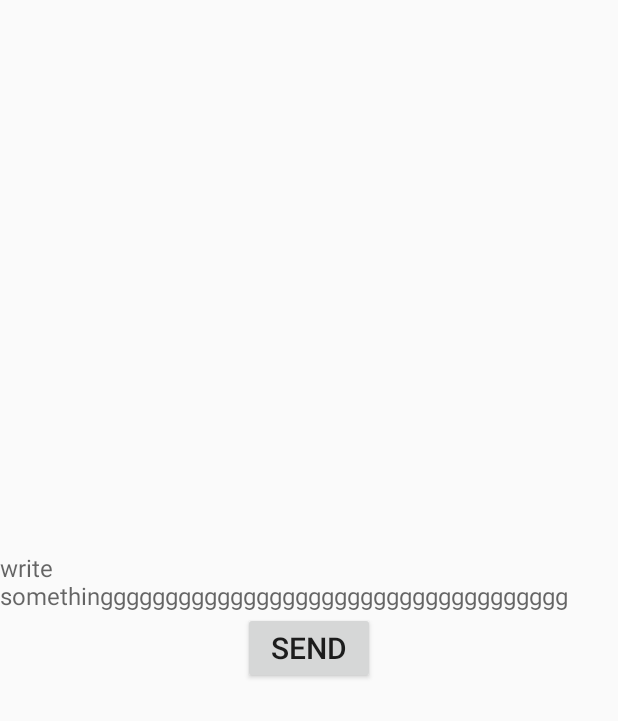
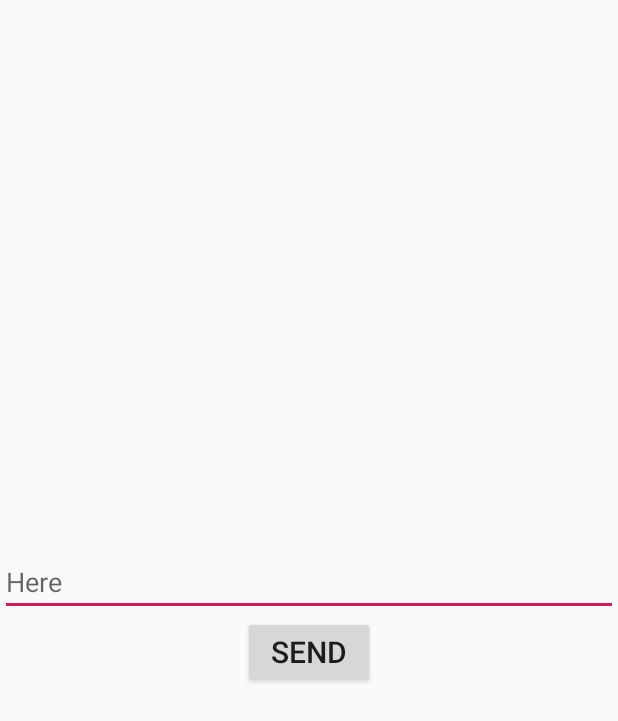
Before and after one commit to ssarl2/-Android-SafetyBallTimer, an Android app: the screen it shows after launch (FeedbackActivity), after a tap on "FEEDBACK", on a phone screen of 412 x 824 dp. Shown: the top 721 px of the screen. Run offline under Robolectric (Android 15) with nearby library versions, the light colour scheme and no system bars.

Commit message:
change edit text

```diff
--- a/app/src/main/java/com/example/yuri/sbt0207/FeedbackActivity.java
+++ b/app/src/main/java/com/example/yuri/sbt0207/FeedbackActivity.java
@@ -5,13 +5,17 @@ import android.support.v7.app.AppCompatActivity;
 import android.os.Bundle;
 import android.view.View;
 import android.widget.Button;
+import android.widget.EditText;
 
 public class FeedbackActivity extends AppCompatActivity {
-
+    EditText edit;
     @Override
     protected void onCreate(Bundle savedInstanceState) {
+
         super.onCreate(savedInstanceState);
         setContentView(R.layout.activity_feedback);
+        edit = (EditText)findViewById(R.id.editText);
+        String feedbackval = edit.getText().toString();
 
         Button btn = (Button)findViewById(R.id.sendBtn);
         btn.setOnClickListener(new View.OnClickListener() {
@@ -22,5 +26,6 @@ public class FeedbackActivity extends AppCompatActivity {
                 overridePendingTransition(R.anim.slide_up, R.anim.slide_down);
             }
         });
+
     }
 }
--- a/app/src/main/java/com/example/yuri/sbt0207/intro.java
+++ b/app/src/main/java/com/example/yuri/sbt0207/intro.java
@@ -12,6 +12,7 @@ public class intro extends Activity {
         super.onCreate(savedInstanceState);
         setContentView(R.layout.intro); //xml , java 소스 연결
         Handler handler = new Handler();
+
         handler.postDelayed(new Runnable(){
             @Override
             public void run() {
@@ -19,7 +20,7 @@ public class intro extends Activity {
                 startActivity(intent); //다음화면으로 넘어감
                 finish();
             }
-        },3000); //3초 뒤에 Runner객체 실행하도록 함
+        },3000); //5초 뒤에 Runner객체 실행하도록 함
     }
 
     @Override
--- a/app/src/main/res/layout/activity_feedback.xml
+++ b/app/src/main/res/layout/activity_feedback.xml
@@ -16,12 +16,14 @@
             android:layout_width="match_parent"
             android:layout_height="wrap_content">
 
-            <TextView
-                android:id="@+id/textView"
+            <EditText
+                android:id="@+id/editText"
                 android:layout_width="wrap_content"
                 android:layout_height="wrap_content"
-                android:hint="write somethingggggggggggggggggggggggggggggggggggg"
-                android:textSize="16dp" />
+                android:layout_weight="1"
+                android:ems="10"
+                android:inputType="textPersonName"
+                android:hint="Here" />
         </LinearLayout>
 
         <LinearLayout
```
